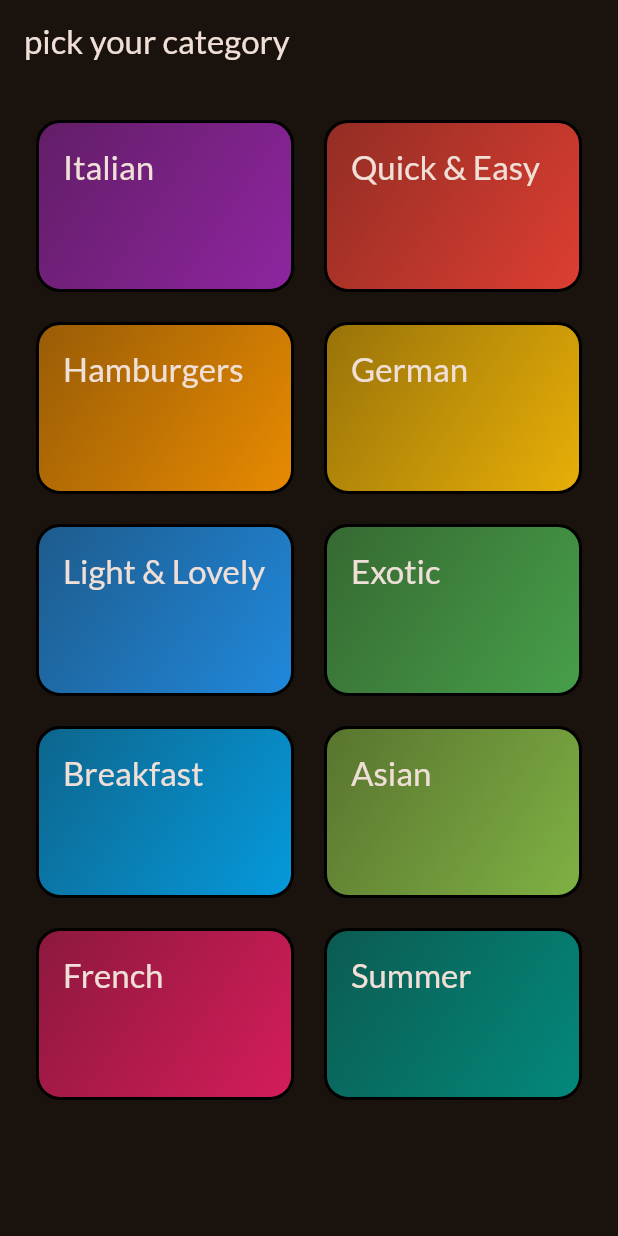
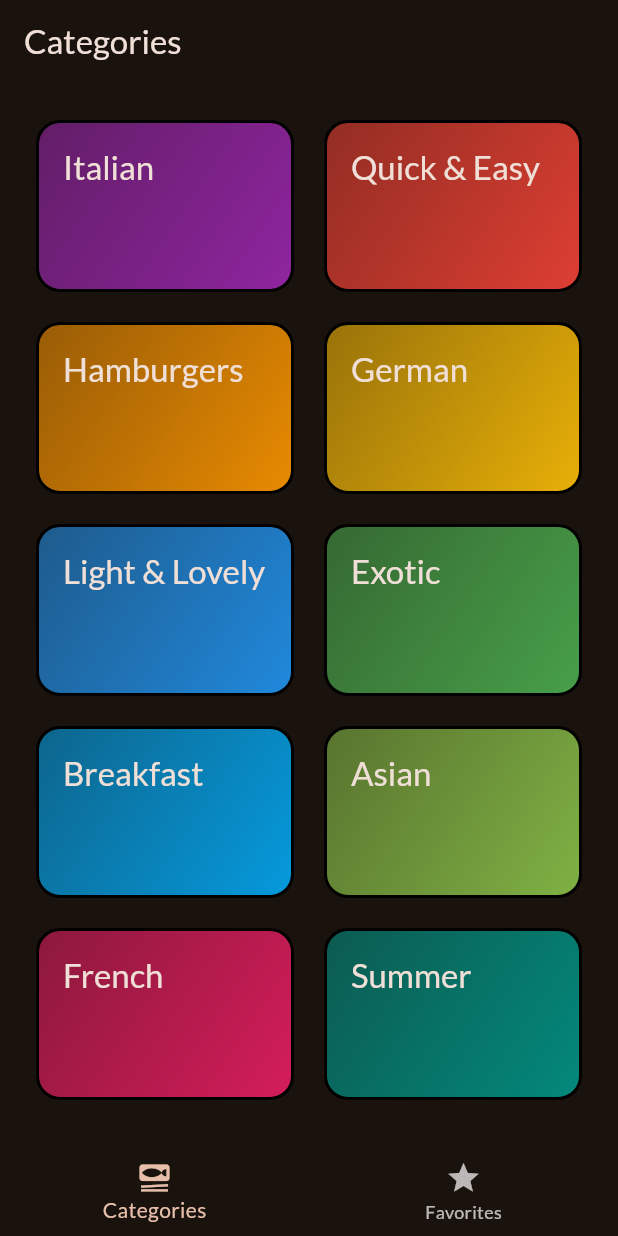
Before and after one commit to DungxLas/-Flutter-Meals, a Flutter app: the screen it shows after launch, on a phone screen of 412 x 824 dp. Run offline on Flutter 3.47's test engine with Material 2 defaults, Android fonts, the phone set to English and light mode, and no system bars; our stand-ins replace google_fonts, transparent_image.

Commit message:
13/09/2023

```diff
--- a/meals_app/lib/main.dart
+++ b/meals_app/lib/main.dart
@@ -1,7 +1,7 @@
 import 'package:flutter/material.dart';
 
 import 'package:google_fonts/google_fonts.dart';
-import 'package:meals_app/screens/categories.dart';
+import 'package:meals_app/screens/tabs.dart';
 
 final theme = ThemeData(
   useMaterial3: true,
@@ -23,7 +23,7 @@ class App extends StatelessWidget {
   Widget build(BuildContext context) {
     return MaterialApp(
       theme: theme,
-      home: const CategoriesScreen(),
+      home: const TabsScreen(),
     );
   }
 }
--- a/meals_app/lib/screens/categories.dart
+++ b/meals_app/lib/screens/categories.dart
@@ -2,11 +2,17 @@ import 'package:flutter/material.dart';
 
 import 'package:meals_app/data/dummy_data.dart';
 import 'package:meals_app/models/category.dart';
+import 'package:meals_app/models/meal.dart';
 import 'package:meals_app/screens/meals.dart';
 import 'package:meals_app/widgets/category_grid_item.dart';
 
 class CategoriesScreen extends StatelessWidget {
-  const CategoriesScreen({super.key});
+  final void Function(Meal meal) onToggleFavorite;
+
+  const CategoriesScreen({
+    super.key,
+    required this.onToggleFavorite,
+  });
 
   void _selectCategory(BuildContext context, Category category) {
     final filteredMeals = dummyMeals
@@ -18,6 +24,7 @@ class CategoriesScreen extends StatelessWidget {
         builder: (ctx) => MealsScreen(
           title: category.title,
           meals: filteredMeals,
+          onToggleFavorite: onToggleFavorite,
         ),
       ),
     );
@@ -25,11 +32,7 @@ class CategoriesScreen extends StatelessWidget {
 
   @override
   Widget build(BuildContext context) {
-    return Scaffold(
-      appBar: AppBar(
-        title: const Text('pick your category'),
-      ),
-      body: GridView(
+    return GridView(
       padding: const EdgeInsets.all(24),
       gridDelegate: const SliverGridDelegateWithFixedCrossAxisCount(
         crossAxisCount: 2,
@@ -45,7 +48,6 @@ class CategoriesScreen extends StatelessWidget {
               },
             ))
       ],
-      ),
     );
   }
 }
--- /dev/null
+++ b/meals_app/lib/screens/tabs.dart
@@ -0,0 +1,72 @@
+import 'package:flutter/material.dart';
+
+import 'package:meals_app/models/meal.dart';
+import 'package:meals_app/screens/categories.dart';
+import 'package:meals_app/screens/meals.dart';
+
+class TabsScreen extends StatefulWidget {
+  const TabsScreen({super.key});
+
+  @override
+  State<TabsScreen> createState() {
+    return _TabsScreenState();
+  }
+}
+
+class _TabsScreenState extends State<TabsScreen> {
+  int _selectedPageIndex = 0;
+  final List<Meal> _favoriteMeals = [];
+
+  void _toggleMealFavoriteStatus(Meal meal) {
+    final isExisting = _favoriteMeals.contains(meal);
+
+    if (isExisting) {
+      _favoriteMeals.remove(meal);
+    } else {
+      _favoriteMeals.add(meal);
+    }
+  }
+
+  void _selectPage(int index) {
+    setState(() {
+      _selectedPageIndex = index;
+    });
+  }
+
+  @override
+  Widget build(BuildContext context) {
+    Widget activePage = CategoriesScreen(
+      onToggleFavorite: _toggleMealFavoriteStatus,
+    );
+    var activePageTitle = 'Categories';
+
+    if (_selectedPageIndex == 1) {
+      activePage = MealsScreen(
+        meals: const [],
+        onToggleFavorite: _toggleMealFavoriteStatus,
+      );
+      activePageTitle = 'Your Favorites';
+    }
+
+    return Scaffold(
+      appBar: AppBar(
+        title: Text(activePageTitle),
+      ),
+      body: activePage,
+      bottomNavigationBar: BottomNavigationBar(
+        onTap: _selectPage,
+        currentIndex: _selectedPageIndex,
+        items: const [
+          BottomNavigationBarItem(
+            icon: Icon(Icons.set_meal),
+            label: 'Categories',
+          ),
+          BottomNavigationBarItem(
+            icon: Icon(Icons.star),
+            label: 'Favorites',
+          ),
+        ],
+      ),
+    );
+  }
+}
```
Also changed, not shown: meals_app/lib/screens/meal_details.dart (added, +83 -0 lines), meals_app/lib/screens/meals.dart (+31 -10 lines), meals_app/lib/widgets/meal_item.dart (+9 -2 lines). Lines whose indentation alone changed are shown as unchanged.
